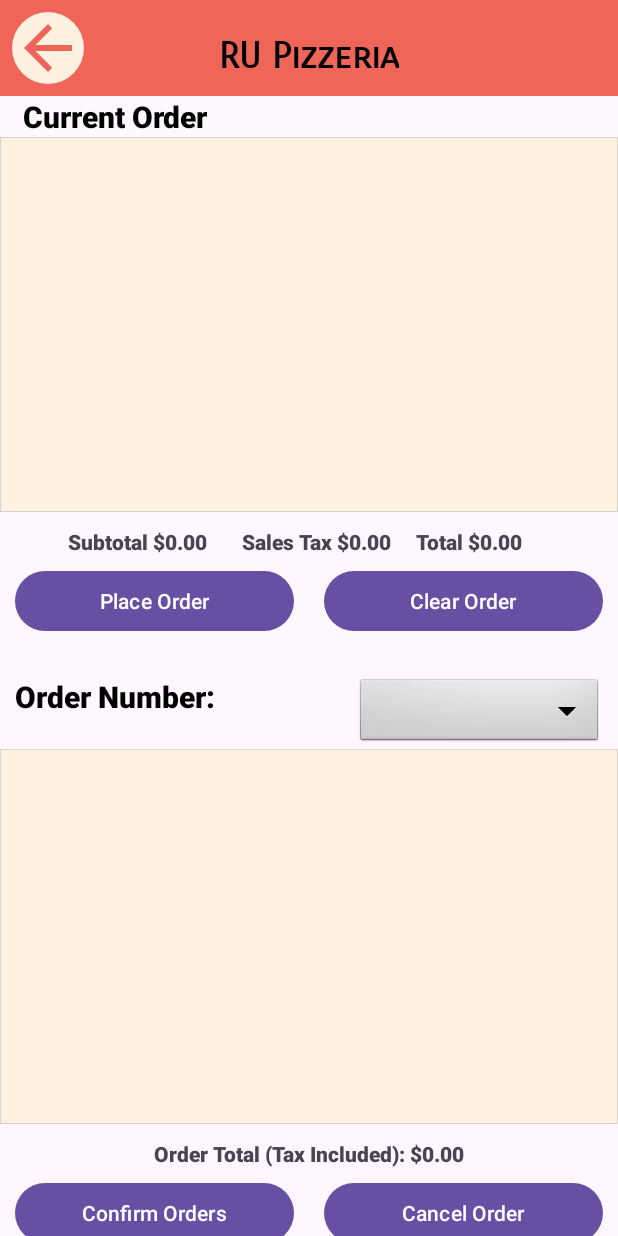
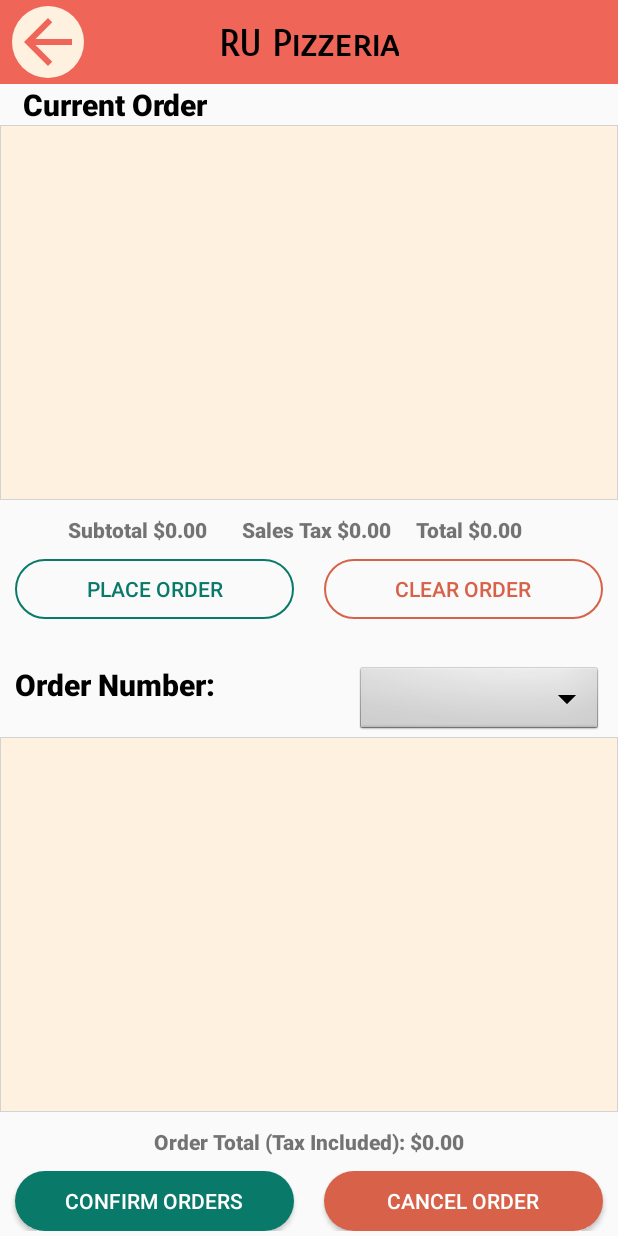
Before and after one commit to jasonord2004/Project5-Android-Studio, an Android app: the OrderActivity screen opened directly, with no data from a screen before it, on a phone screen of 412 x 824 dp. Run offline under Robolectric (Android 15) with nearby library versions, the phone set to English and light mode, and no system bars.

Commit message:
Better Design

```diff
--- /dev/null
+++ b/app/src/main/res/drawable/cancel_order_btn.xml
@@ -0,0 +1,6 @@
+<?xml version="1.0" encoding="utf-8"?>
+<shape xmlns:android="http://schemas.android.com/apk/res/android"
+    android:shape="rectangle">
+    <solid android:color="#d76249"/>
+    <corners android:radius="100dp"/>
+</shape>
--- a/app/src/main/res/drawable/clear_order_btn.xml
+++ b/app/src/main/res/drawable/clear_order_btn.xml
@@ -1,6 +1,5 @@
 <?xml version="1.0" encoding="utf-8"?>
-<shape xmlns:android="http://schemas.android.com/apk/res/android"
-    android:shape="rectangle">
-    <solid android:color="#d76249"/>
+<shape xmlns:android="http://schemas.android.com/apk/res/android" android:shape="rectangle">
+    <stroke android:color="#d76249" android:width="1dp"/>
     <corners android:radius="100dp"/>
 </shape>
--- /dev/null
+++ b/app/src/main/res/drawable/confirm_order_btn.xml
@@ -0,0 +1,6 @@
+<?xml version="1.0" encoding="utf-8"?>
+<shape xmlns:android="http://schemas.android.com/apk/res/android"
+    android:shape="rectangle">
+    <solid android:color="#097969"/>
+    <corners android:radius="100dp"/>
+</shape>
--- a/app/src/main/res/drawable/place_order_btn.xml
+++ b/app/src/main/res/drawable/place_order_btn.xml
@@ -1,6 +1,5 @@
 <?xml version="1.0" encoding="utf-8"?>
-<shape xmlns:android="http://schemas.android.com/apk/res/android"
-    android:shape="rectangle">
-    <solid android:color="#097969"/>
+<shape xmlns:android="http://schemas.android.com/apk/res/android" android:shape="rectangle">
+    <stroke android:color="#097969" android:width="1dp"/>
     <corners android:radius="100dp"/>
 </shape>
--- a/app/src/main/res/layout/orders_view.xml
+++ b/app/src/main/res/layout/orders_view.xml
@@ -109,6 +109,7 @@
         </LinearLayout>
 
         <LinearLayout
+            style="?android:attr/buttonBarStyle"
             android:layout_width="match_parent"
             android:layout_height="wrap_content"
             android:layout_marginTop="10dp"
@@ -116,15 +117,19 @@
 
             <Button
                 android:id="@+id/placeOrderBtn"
+                android:textColor="@color/order_color"
                 android:layout_width="60dp"
                 android:layout_height="40dp"
                 android:layout_marginHorizontal="10dp"
                 android:layout_weight="1"
                 android:background="@drawable/place_order_btn"
-                android:text="@string/placeOrderString" />
+                android:text="@string/placeOrderString"
+                 />
 
             <Button
                 android:id="@+id/clearOrderBtn"
+                style="?android:attr/buttonBarButtonStyle"
+                android:textColor="@color/cancel_color"
                 android:layout_width="60dp"
                 android:layout_height="40dp"
                 android:layout_marginHorizontal="10dp"
@@ -198,8 +203,9 @@
                     android:layout_height="40dp"
                     android:layout_marginHorizontal="10dp"
                     android:layout_weight="1"
+                    android:background="@drawable/confirm_order_btn"
                     android:text="Confirm Orders"
-                    android:background="@drawable/place_order_btn"/>
+                    android:textColor="@color/white" />
 
                 <Button
                     android:id="@+id/cancelOrderBtn"
@@ -207,8 +213,9 @@
                     android:layout_height="40dp"
                     android:layout_marginHorizontal="10dp"
                     android:layout_weight="1"
+                    android:background="@drawable/cancel_order_btn"
                     android:text="Cancel Order"
-                    android:background="@drawable/clear_order_btn"/>
+                    android:textColor="@color/white" />
             </LinearLayout>
 
 
--- a/app/src/main/res/values/colors.xml
+++ b/app/src/main/res/values/colors.xml
@@ -6,4 +6,6 @@
     <color name="light_tan">#FFF1DF</color>
     <color name="light_gray">#D3D3D3</color>
     <color name="menu_bar_color">#ef6558</color>
+    <color name="order_color">#097969</color>
+    <color name="cancel_color">#d76249</color>
 </resources>
--- a/app/src/main/res/values/themes.xml
+++ b/app/src/main/res/values/themes.xml
@@ -1,6 +1,6 @@
 <resources xmlns:tools="http://schemas.android.com/tools">
     <!-- Base application theme. -->
-    <style name="Base.Theme.MyApplication" parent="Theme.Material3.DayNight.NoActionBar">
+    <style name="Base.Theme.MyApplication" parent="Theme.AppCompat.DayNight.NoActionBar">
         <!-- Customize your light theme here. -->
         <!-- <item name="colorPrimary">@color/my_light_primary</item> -->
     </style>
```
